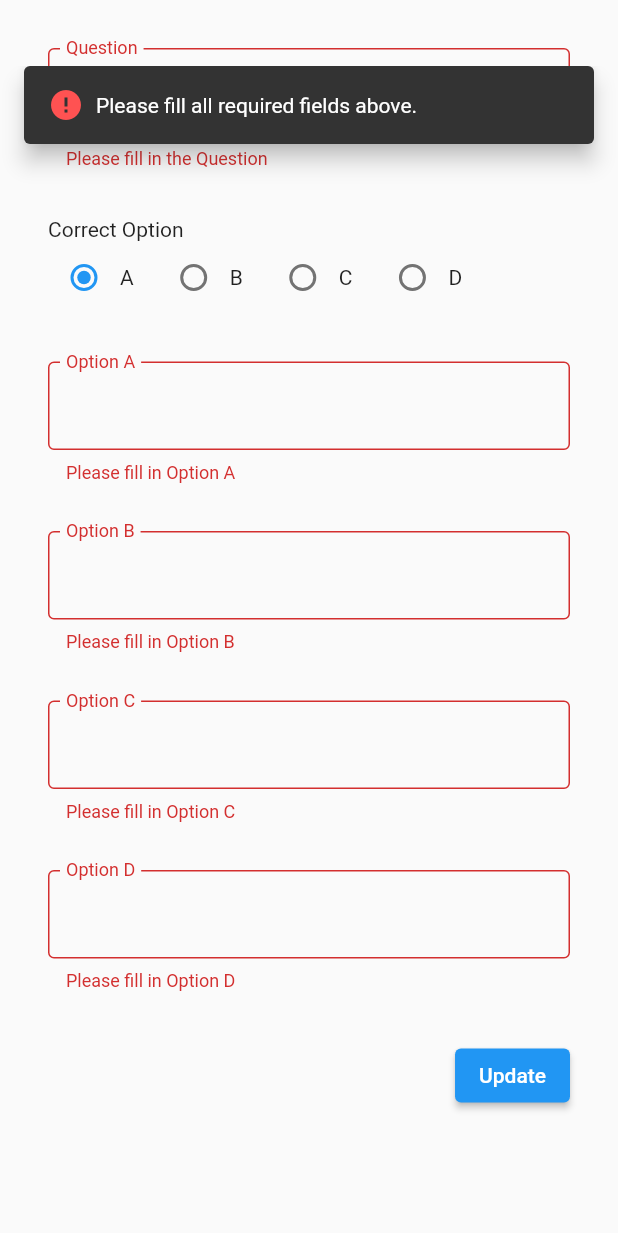
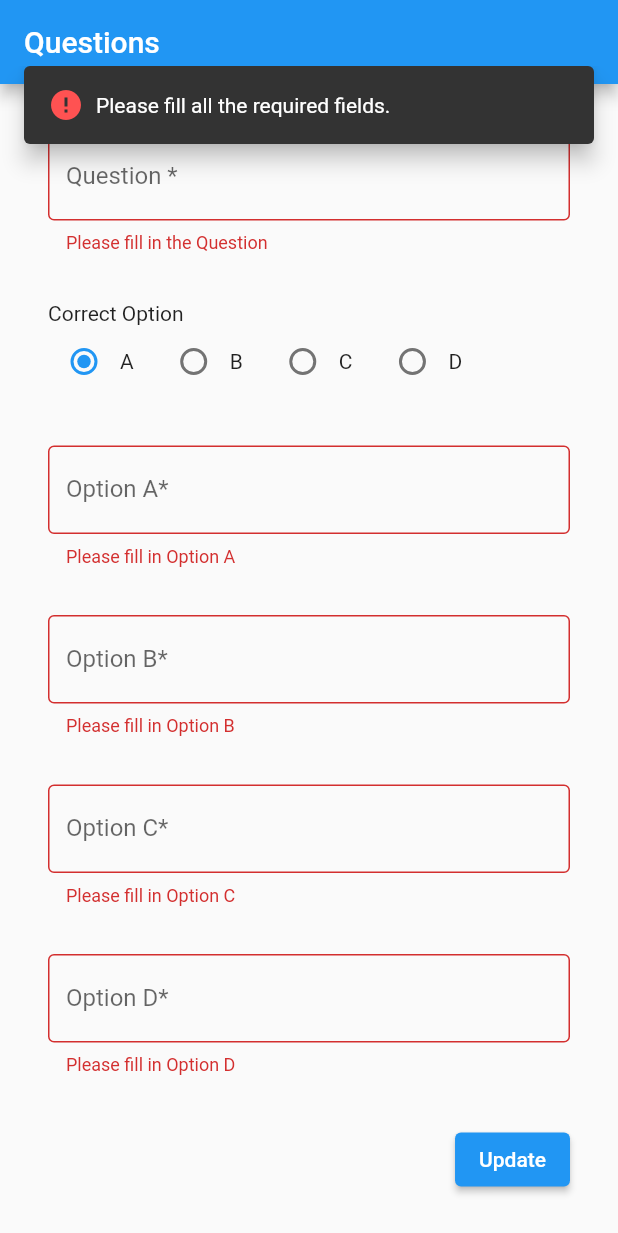
Before and after one commit to obumnwabude/questions-flutter, a Flutter app: the screen it shows after launch, after a tap on "Update", on a phone screen of 412 x 824 dp. Shown: the top 1233 px of the screen. Run offline on Flutter 3.47's test engine with Material 2 defaults, Android fonts, the phone set to English and light mode, and no system bars.

Commit message:
add asterisk to field labels
add appbar
make formfields label to not always float

```diff
--- a/lib/main.dart
+++ b/lib/main.dart
@@ -12,7 +12,6 @@ class MyApp extends StatelessWidget {
       theme: ThemeData(
         inputDecorationTheme: const InputDecorationTheme(
           border: OutlineInputBorder(),
-          floatingLabelBehavior: FloatingLabelBehavior.always,
         ),
       ),
       home: const QuestionForm(),
@@ -48,14 +47,16 @@ class _QuestionFormState extends State<QuestionForm> {
   Widget build(BuildContext context) {
     return SafeArea(
       child: Scaffold(
+        appBar: AppBar(
+          title: const Text('Questions'),
+        ),
         body: Form(
           key: _formKey,
           autovalidateMode: AutovalidateMode.onUserInteraction,
-          child: ListView(
-            padding: const EdgeInsets.all(32), children: [
+          child: ListView(padding: const EdgeInsets.all(32), children: [
             TextFormField(
               controller: _questionCtrl,
-              decoration: const InputDecoration(labelText: 'Question'),
+              decoration: const InputDecoration(labelText: 'Question *'),
               validator: (v) =>
                   v!.isEmpty ? 'Please fill in the Question' : null,
             ),
@@ -82,8 +83,8 @@ class _QuestionFormState extends State<QuestionForm> {
                 .map((entry) => [
                       TextFormField(
                         controller: _optionCtrls[entry.key],
-                        decoration:
-                            InputDecoration(labelText: 'Option ${entry.value}'),
+                        decoration: InputDecoration(
+                            labelText: 'Option ${entry.value}*'),
                         validator: (v) => v!.isEmpty
                             ? 'Please fill in Option ${entry.value}'
                             : null,
@@ -96,8 +97,10 @@ class _QuestionFormState extends State<QuestionForm> {
                 onPressed: () {
                   if (_formKey.currentState!.validate()) {
                     _question['value'] = _questionCtrl.text;
-                    _question['options'] = _optionCtrls.asMap().entries.map(
-                        (entry) => {options[entry.key]: entry.value.text});
+                    _question['options'] = _optionCtrls
+                        .asMap()
+                        .entries
+                        .map((entry) => {options[entry.key]: entry.value.text});
                     ScaffoldMessenger.of(context).showSnackBar(
                       SnackBar(
                         margin: EdgeInsets.only(
@@ -131,7 +134,7 @@ class _QuestionFormState extends State<QuestionForm> {
                             color: Colors.redAccent,
                           ),
                           SizedBox(width: 8),
-                          Text('Please fill all required fields above.'),
+                          Text('Please fill all the required fields.'),
                         ]),
                       ),
                     );
```
